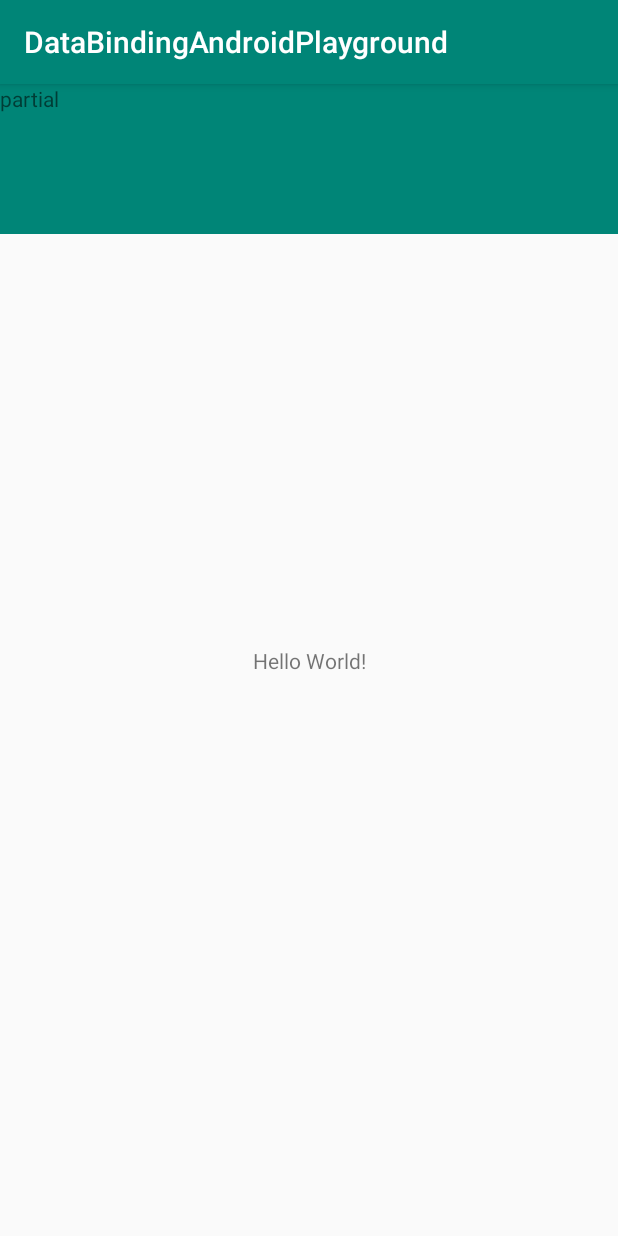
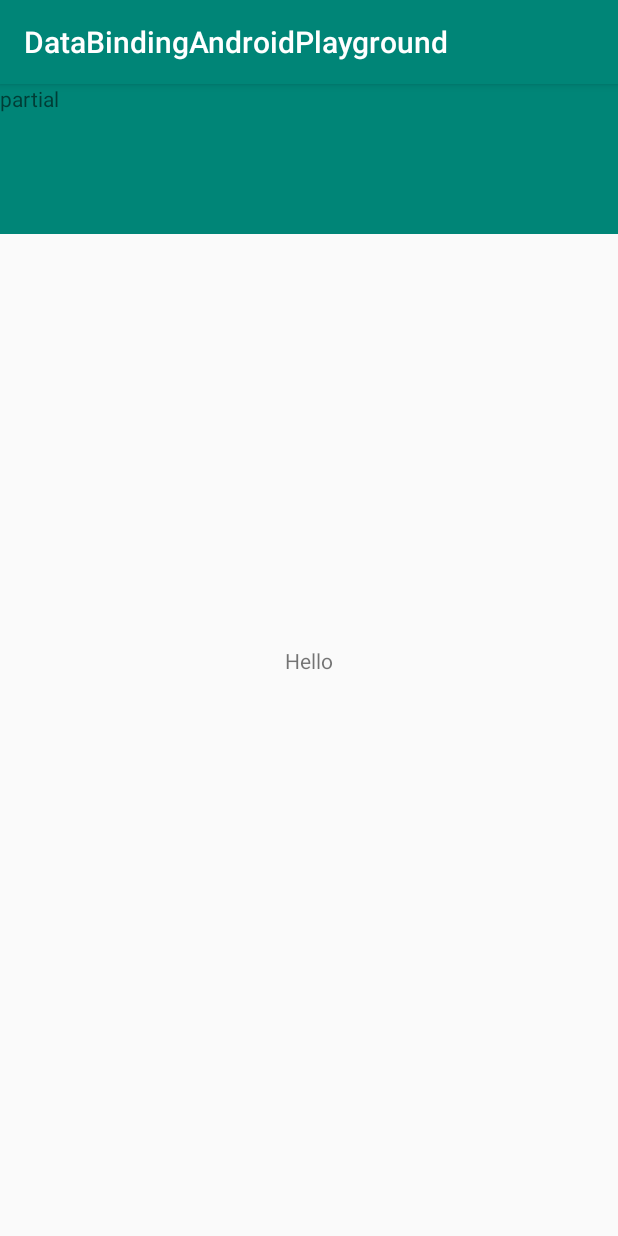
Before and after one commit to johnnyfivedev/DataBindingAndroidPlayground, an Android app: the screen it shows after launch (MainActivity), on a phone screen of 412 x 824 dp. Run offline under Robolectric (Android 15) with nearby library versions, the phone set to English and light mode, and no system bars; our stand-ins replace data binding; 1 statement that could not run was skipped.

Commit message:
Test include and sw600dp layout on tablet

```diff
--- a/app/src/main/java/com/johnnyfivedev/databindingandroidplayground/MainActivity.java
+++ b/app/src/main/java/com/johnnyfivedev/databindingandroidplayground/MainActivity.java
@@ -1,6 +1,7 @@
 package com.johnnyfivedev.databindingandroidplayground;
 
 import android.os.Bundle;
+import android.view.View;
 
 import com.johnnyfivedev.databindingandroidplayground.databinding.ActivityMainBinding;
 
@@ -15,7 +16,16 @@ public class MainActivity extends AppCompatActivity {
 
         ActivityMainBinding binding = DataBindingUtil.setContentView(this, R.layout.activity_main);
 
+        // All views are accessible
+        // tested on phone and tablet
 
-        binding.tvParti
+        binding.clContainer.setVisibility(View.VISIBLE);
+        binding.includePartial.tvPartial.setText("partial");
+
+        //tvPartial2 will be null if accessed in devices with sw < 600 dp
+        if (binding.includePartial.tvPartial2 != null) {
+            binding.includePartial.tvPartial2.setText("partial2 tablet");
+        }
+        binding.tvHello.setText("Hello");
     }
 }
--- a/app/src/main/res/layout/patrial_activity_main.xml
+++ b/app/src/main/res/layout-sw600dp/partial_activity_main.xml
@@ -5,13 +5,17 @@
         android:id="@+id/ll_container"
         android:layout_width="match_parent"
         android:layout_height="wrap_content"
-        android:background="@color/colorPrimary"
+        android:background="@color/colorAccent"
         android:orientation="vertical">
 
         <TextView
             android:id="@+id/tv_partial"
             android:layout_width="match_parent"
-            android:layout_height="100dp"
-            android:text="partial" />
+            android:layout_height="100dp"/>
+
+        <TextView
+            android:id="@+id/tv_partial_2"
+            android:layout_width="match_parent"
+            android:layout_height="100dp"/>
     </LinearLayout>
 </layout>
--- a/app/src/main/res/layout/activity_main.xml
+++ b/app/src/main/res/layout/activity_main.xml
@@ -20,9 +20,10 @@
             app:layout_constraintTop_toTopOf="parent" />
 
         <include
-            layout="@layout/patrial_activity_main"
-            app:layout_constraintEnd_toEndOf="@layout/patrial_activity_main"
-            app:layout_constraintStart_toStartOf="@layout/patrial_activity_main"
+            android:id="@+id/include_partial"
+            layout="@layout/partial_activity_main"
+            app:layout_constraintEnd_toEndOf="@layout/partial_activity_main"
+            app:layout_constraintStart_toStartOf="@layout/partial_activity_main"
             app:layout_constraintTop_toBottomOf="@+id/tv_hello" />
 
     </androidx.constraintlayout.widget.ConstraintLayout>
--- a/app/src/main/res/layout-sw600dp/patrial_activity_main.xml
+++ b/app/src/main/res/layout/partial_activity_main.xml
@@ -5,19 +5,12 @@
         android:id="@+id/ll_container"
         android:layout_width="match_parent"
         android:layout_height="wrap_content"
-        android:background="@color/colorAccent"
+        android:background="@color/colorPrimary"
         android:orientation="vertical">
 
         <TextView
             android:id="@+id/tv_partial"
             android:layout_width="match_parent"
-            android:layout_height="100dp"
-            android:text="partial" />
-
-        <TextView
-            android:id="@+id/tv_partial_2"
-            android:layout_width="match_parent"
-            android:layout_height="100dp"
-            android:text="partial2" />
+            android:layout_height="100dp" />
     </LinearLayout>
 </layout>
```
